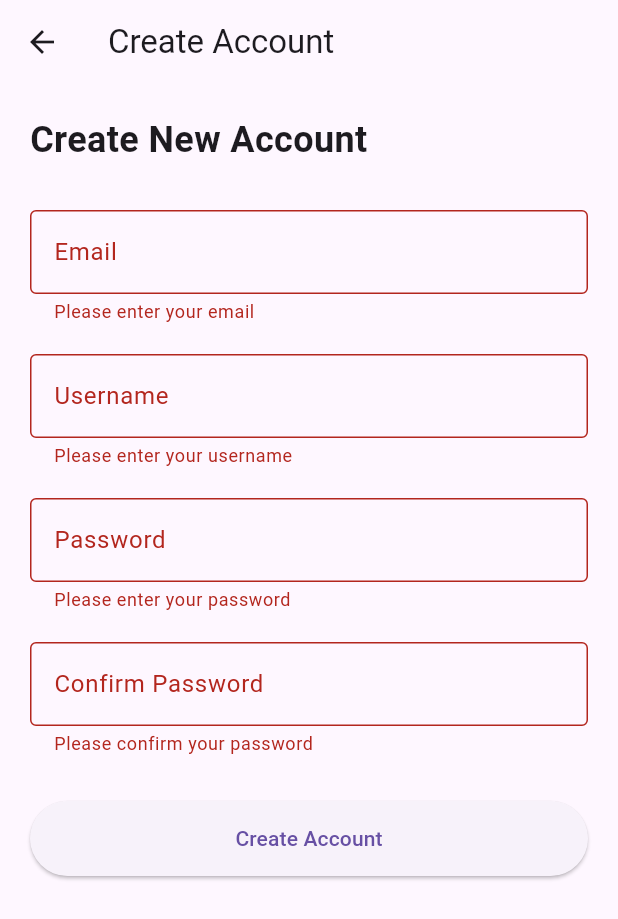
After one commit to Mou2xie/taskSpark, a Flutter app: the RegisterPage screen opened directly, after a tap on "Create Account", on a phone screen of 412 x 824 dp. The commit adds this screen. Shown: the top 919 px of the screen. Run offline on Flutter 3.47's test engine with Material 3 defaults, Android fonts, the phone set to English and light mode, and no system bars; our stand-ins replace fluttertoast, hive_flutter; accounts and stored records are empty.

Commit message:
login and register done

```diff
--- a/lib/route/login.dart
+++ b/lib/route/login.dart
@@ -4,6 +4,7 @@ import 'package:project_manager/services/token_service.dart';
 import 'package:http/http.dart' as http;
 import 'dart:convert';
 import 'package:fluttertoast/fluttertoast.dart';
+import 'package:project_manager/route/register.dart';
 
 class LoginPage extends StatefulWidget {
   const LoginPage({super.key});
@@ -17,6 +18,7 @@ class _LoginPageState extends State<LoginPage> {
   final _emailController = TextEditingController();
   final _passwordController = TextEditingController();
   bool _isLoading = false;
+  final url = 'http://192.168.1.73:3000';
 
   Future<void> _handleLogin() async {
     if (_formKey.currentState!.validate()) {
@@ -26,7 +28,7 @@ class _LoginPageState extends State<LoginPage> {
 
       try {
         final response = await http.post(
-          Uri.parse('http://10.144.107.62:3000/login'),
+          Uri.parse('${url}/login'),
           headers: {
             'Content-Type': 'application/json',
           },
@@ -134,6 +136,14 @@ class _LoginPageState extends State<LoginPage> {
                     minimumSize: Size(double.infinity, 50),
                   ),
                 ),
+                SizedBox(height: 16),
+                TextButton(
+                  onPressed: () => Navigator.push(
+                    context,
+                    MaterialPageRoute(builder: (context) => RegisterPage()),
+                  ),
+                  child: Text('Create New Account'),
+                ),
               ],
             ),
           ),
--- /dev/null
+++ b/lib/route/register.dart
@@ -0,0 +1,218 @@
+import 'package:flutter/material.dart';
+import 'package:http/http.dart' as http;
+import 'dart:convert';
+import 'package:fluttertoast/fluttertoast.dart';
+import 'package:project_manager/services/token_service.dart';
+import 'package:project_manager/route/projectList.dart';
+
+class RegisterPage extends StatefulWidget {
+  const RegisterPage({super.key});
+
+  @override
+  State<RegisterPage> createState() => _RegisterPageState();
+}
+
+class _RegisterPageState extends State<RegisterPage> {
+  final _formKey = GlobalKey<FormState>();
+  final _emailController = TextEditingController();
+  final _usernameController = TextEditingController();
+  final _passwordController = TextEditingController();
+  final _confirmPasswordController = TextEditingController();
+  bool _isLoading = false;
+  final url = 'http://192.168.1.73:3000';
+
+  Future<void> _handleRegister() async {
+    if (_formKey.currentState!.validate()) {
+      setState(() {
+        _isLoading = true;
+      });
+
+      try {
+        final response = await http.post(
+          Uri.parse('${url}/register'),
+          headers: {
+            'Content-Type': 'application/json',
+          },
+          body: json.encode({
+            'username': _usernameController.text,
+            'email': _emailController.text,
+            'password': _passwordController.text,
+          }),
+        );
+
+        final data = json.decode(response.body);
+
+        if (response.statusCode == 200 || response.statusCode == 201) {
+          if (data['token'] != null) {
+            await TokenService.saveToken(data['token']);
+
+            if (!mounted) return;
+
+            Fluttertoast.showToast(
+              msg: data['message'] ?? 'Registration successful',
+              toastLength: Toast.LENGTH_LONG,
+              gravity: ToastGravity.BOTTOM,
+            );
+
+            await Future.delayed(Duration(milliseconds: 500));
+
+            if (!mounted) return;
+
+            Navigator.of(context).pushAndRemoveUntil(
+              MaterialPageRoute(builder: (context) => ProjectList()),
+              (route) => false,
+            );
+          } else {
+            if (mounted) {
+              Fluttertoast.showToast(
+                msg: 'Registration failed',
+                toastLength: Toast.LENGTH_LONG,
+                gravity: ToastGravity.BOTTOM,
+              );
+            }
+          }
+        } else {
+          if (mounted) {
+            Fluttertoast.showToast(
+              msg: data['message'] ?? 'Registration failed',
+              toastLength: Toast.LENGTH_LONG,
+              gravity: ToastGravity.BOTTOM,
+            );
+          }
+        }
+      } catch (e) {
+        if (mounted) {
+          Fluttertoast.showToast(
+            msg: 'Network error',
+            toastLength: Toast.LENGTH_LONG,
+            gravity: ToastGravity.BOTTOM,
+          );
+        }
+      } finally {
+        if (mounted) {
+          setState(() {
+            _isLoading = false;
+          });
+        }
+      }
+    }
+  }
+
+  @override
+  Widget build(BuildContext context) {
+    return Scaffold(
+      appBar: AppBar(
+        title: Text('Create Account'),
+      ),
+      body: SingleChildScrollView(
+        child: Padding(
+          padding: const EdgeInsets.all(20.0),
+          child: Form(
+            key: _formKey,
+            child: Column(
+              crossAxisAlignment: CrossAxisAlignment.start,
+              children: [
+                Text(
+                  'Create New Account',
+                  style: TextStyle(
+                    fontSize: 24,
+                    fontWeight: FontWeight.bold,
+                  ),
+                ),
+                SizedBox(height: 30),
+                TextFormField(
+                  controller: _emailController,
+                  decoration: InputDecoration(
+                    labelText: 'Email',
+                    border: OutlineInputBorder(),
+                  ),
+                  validator: (value) {
+                    if (value == null || value.isEmpty) {
+                      return 'Please enter your email';
+                    }
+                    if (!RegExp(r'^[\w-\.]+@([\w-]+\.)+[\w-]{2,4}$').hasMatch(value)) {
+                      return 'Please enter a valid email address';
+                    }
+                    return null;
+                  },
+                ),
+                SizedBox(height: 20),
+                TextFormField(
+                  controller: _usernameController,
+                  decoration: InputDecoration(
+                    labelText: 'Username',
+                    border: OutlineInputBorder(),
+                  ),
+                  validator: (value) {
+                    if (value == null || value.isEmpty) {
+                      return 'Please enter your username';
+                    }
+                    if (value.length < 3) {
+                      return 'Username must be at least 3 characters';
+                    }
+                    return null;
+                  },
+                ),
+                SizedBox(height: 20),
+                TextFormField(
+                  controller: _passwordController,
+                  decoration: InputDecoration(
+                    labelText: 'Password',
+                    border: OutlineInputBorder(),
+                  ),
+                  obscureText: true,
+                  validator: (value) {
+                    if (value == null || value.isEmpty) {
+                      return 'Please enter your password';
+                    }
+                    if (value.length < 6) {
+                      return 'Password must be at least 6 characters';
+                    }
+                    return null;
+                  },
+                ),
+                SizedBox(height: 20),
+                TextFormField(
+                  controller: _confirmPasswordController,
+                  decoration: InputDecoration(
+                    labelText: 'Confirm Password',
+                    border: OutlineInputBorder(),
+                  ),
+                  obscureText: true,
+                  validator: (value) {
+                    if (value == null || value.isEmpty) {
+                      return 'Please confirm your password';
+                    }
+                    if (value != _passwordController.text) {
+                      return 'Passwords do not match';
+                    }
+                    return null;
+                  },
+                ),
+                SizedBox(height: 30),
+                ElevatedButton(
+                  onPressed: _isLoading ? null : _handleRegister,
+                  style: ElevatedButton.styleFrom(
+                    minimumSize: Size(double.infinity, 50),
+                  ),
+                  child: _isLoading
+                      ? CircularProgressIndicator()
+                      : Text('Create Account'),
+                ),
+              ],
+            ),
+          ),
+        ),
+      ),
+    );
+  }
+
+  @override
+  void dispose() {
+    _emailController.dispose();
+    _usernameController.dispose();
+    _passwordController.dispose();
+    _confirmPasswordController.dispose();
+    super.dispose();
+  }
+}
--- a/lib/route/settings.dart
+++ b/lib/route/settings.dart
@@ -1,7 +1,22 @@
 import 'package:flutter/material.dart';
+import 'package:project_manager/services/token_service.dart';
+import 'package:project_manager/route/login.dart';
 
 class SettingsPage extends StatelessWidget {
   const SettingsPage({super.key});
+
+  void _handleLogout(BuildContext context) async {
+    // Delete token
+    await TokenService.deleteToken();
+
+    // Navigate to login page and remove all previous routes
+    if (context.mounted) {
+      Navigator.of(context).pushAndRemoveUntil(
+        MaterialPageRoute(builder: (context) => LoginPage()),
+        (route) => false,
+      );
+    }
+  }
 
   @override
   Widget build(BuildContext context) {
@@ -9,8 +24,21 @@ class SettingsPage extends StatelessWidget {
       appBar: AppBar(
         title: Text('Settings'),
       ),
-      body: Center(
-        child: Text('Settings Page'),
+      body: Padding(
+        padding: const EdgeInsets.all(16.0),
+        child: Column(
+          children: [
+            ElevatedButton(
+              onPressed: () => _handleLogout(context),
+              style: ElevatedButton.styleFrom(
+                backgroundColor: Colors.red,
+                foregroundColor: Colors.white,
+                minimumSize: Size(double.infinity, 50),
+              ),
+              child: Text('Logout'),
+            ),
+          ],
+        ),
       ),
     );
   }
```
Also changed, not shown: 5 other files.
